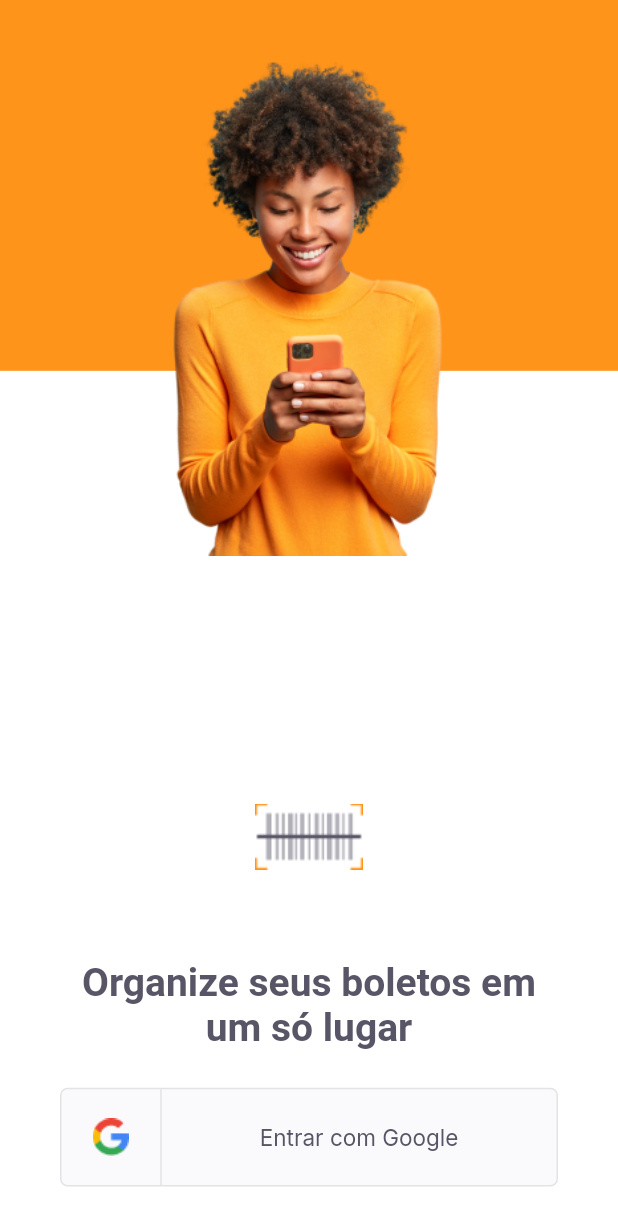
After one commit to CinthiaNagahama/PayFlow, a Flutter app: the LoginPage screen opened directly, on a phone screen of 412 x 824 dp. The commit adds this screen. Shown: the top 1226 px of the screen. Run offline on Flutter 3.47's test engine with Material 2 defaults, Android fonts, the phone set to English and light mode, and no system bars; our stand-ins replace google_fonts.

Commit message:
create login_screen

```diff
--- /dev/null
+++ b/lib/modules/login/login_screen.dart
@@ -0,0 +1,78 @@
+import 'package:flutter/material.dart';
+import 'package:payflow/shared/themes/app_colors.dart';
+import 'package:payflow/shared/themes/app_images.dart';
+import 'package:payflow/shared/themes/app_text_styles.dart';
+import 'package:payflow/shared/widgets/social_login/social_login_button.dart';
+
+class LoginPage extends StatefulWidget {
+  LoginPage({Key? key}) : super(key: key);
+
+  @override
+  _LoginPageState createState() => _LoginPageState();
+}
+
+class _LoginPageState extends State<LoginPage> {
+  @override
+  Widget build(BuildContext context) {
+    final size = MediaQuery.of(context).size;
+
+    return Scaffold(
+      backgroundColor: AppColors.background,
+      body: Container(
+        width: size.width,
+        height: size.height,
+        child: Stack(
+          children: [
+            Container(
+              width: size.width,
+              height: size.height * 0.3,
+              color: AppColors.primary,
+            ),
+            Positioned(
+              top: size.height * 0.05,
+              left: 0,
+              right: 0,
+              child: Image.asset(
+                AppImages.person,
+                width: size.width * 0.3,
+                height: size.height * 0.4,
+              ),
+            ),
+            Positioned(
+              bottom: size.height * 0.04,
+              left: 0,
+              right: 0,
+              child: Column(
+                mainAxisAlignment: MainAxisAlignment.center,
+                crossAxisAlignment: CrossAxisAlignment.center,
+                children: [
+                  Image.asset(
+                    AppImages.logoMini,
+                    width: size.width * 0.3,
+                    height: size.height * 0.2,
+                  ),
+                  Padding(
+                    padding: const EdgeInsets.only(left: 50, right: 50),
+                    child: Text(
+                      "Organize seus boletos em um só lugar",
+                      textAlign: TextAlign.center,
+                      style: AppTextStyles.titleHome,
+                    ),
+                  ),
+                  Padding(
+                    padding: const EdgeInsets.only(top: 25, left: 40, right: 40),
+                    child: SocialLoginButton(
+                      onTap: () {
+                        print("Clicou");
+                      },
+                    ),
+                  ),
+                ],
+              ),
+            ),
+          ],
+        ),
+      ),
+    );
+  }
+}
--- a/lib/shared/themes/app_text_styles.dart
+++ b/lib/shared/themes/app_text_styles.dart
@@ -4,10 +4,11 @@ import 'package:payflow/shared/themes/app_colors.dart';
 
 class AppTextStyles {
   static final titleHome = GoogleFonts.lexendDeca(
-    fontSize: 32,
+    fontSize: 26,
     fontWeight: FontWeight.w600,
     color: AppColors.heading,
   );
+
   static final titleRegular = GoogleFonts.lexendDeca(
     fontSize: 20,
     fontWeight: FontWeight.w400,
@@ -49,16 +50,19 @@ class AppTextStyles {
     fontWeight: FontWeight.w400,
     color: AppColors.primary,
   );
+
   static final buttonHeading = GoogleFonts.inter(
     fontSize: 15,
     fontWeight: FontWeight.w400,
     color: AppColors.heading,
   );
+
   static final buttonGray = GoogleFonts.inter(
     fontSize: 15,
     fontWeight: FontWeight.w400,
     color: AppColors.grey,
   );
+
   static final buttonBackground = GoogleFonts.inter(
     fontSize: 15,
     fontWeight: FontWeight.w400,
@@ -70,16 +74,19 @@ class AppTextStyles {
     fontWeight: FontWeight.w700,
     color: AppColors.primary,
   );
+
   static final buttonBoldHeading = GoogleFonts.inter(
     fontSize: 15,
     fontWeight: FontWeight.w700,
     color: AppColors.heading,
   );
+
   static final buttonBoldGray = GoogleFonts.inter(
     fontSize: 15,
     fontWeight: FontWeight.w700,
     color: AppColors.grey,
   );
+
   static final buttonBoldBackground = GoogleFonts.inter(
     fontSize: 15,
     fontWeight: FontWeight.w700,
--- /dev/null
+++ b/lib/shared/widgets/social_login/social_login_button.dart
@@ -0,0 +1,56 @@
+import 'package:flutter/material.dart';
+import 'package:payflow/shared/themes/app_colors.dart';
+import 'package:payflow/shared/themes/app_images.dart';
+import 'package:payflow/shared/themes/app_text_styles.dart';
+
+class SocialLoginButton extends StatelessWidget {
+  final VoidCallback onTap;
+  const SocialLoginButton({Key? key, required this.onTap}) : super(key: key);
+
+  @override
+  Widget build(BuildContext context) {
+    final size = MediaQuery.of(context).size;
+
+    return InkWell(
+      onTap: onTap,
+      child: Container(
+        height: size.height * 0.08,
+        decoration: BoxDecoration(
+          color: AppColors.shape,
+          borderRadius: BorderRadius.circular(5),
+          border: Border.fromBorderSide(BorderSide(color: AppColors.stroke)),
+        ),
+        child: Row(
+          children: [
+            Expanded(
+              flex: 1,
+              child: Row(
+                mainAxisAlignment: MainAxisAlignment.center,
+                children: [
+                  Image.asset(AppImages.google),
+                ],
+              ),
+            ),
+            Container(
+              height: size.height * 0.08,
+              width: 1,
+              color: AppColors.stroke,
+            ),
+            Expanded(
+              flex: 4,
+              child: Row(
+                mainAxisAlignment: MainAxisAlignment.center,
+                children: [
+                  Text(
+                    "Entrar com Google",
+                    style: AppTextStyles.buttonGray,
+                  ),
+                ],
+              ),
+            ),
+          ],
+        ),
+      ),
+    );
+  }
+}
```
Also changed, not shown: 1 other file.
